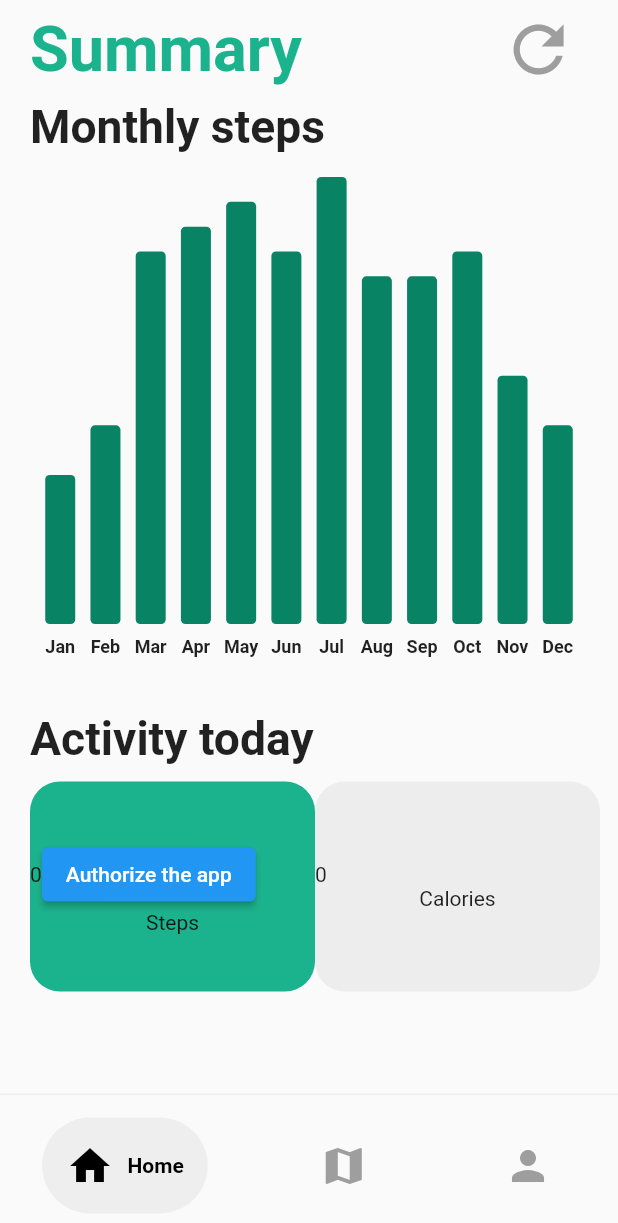
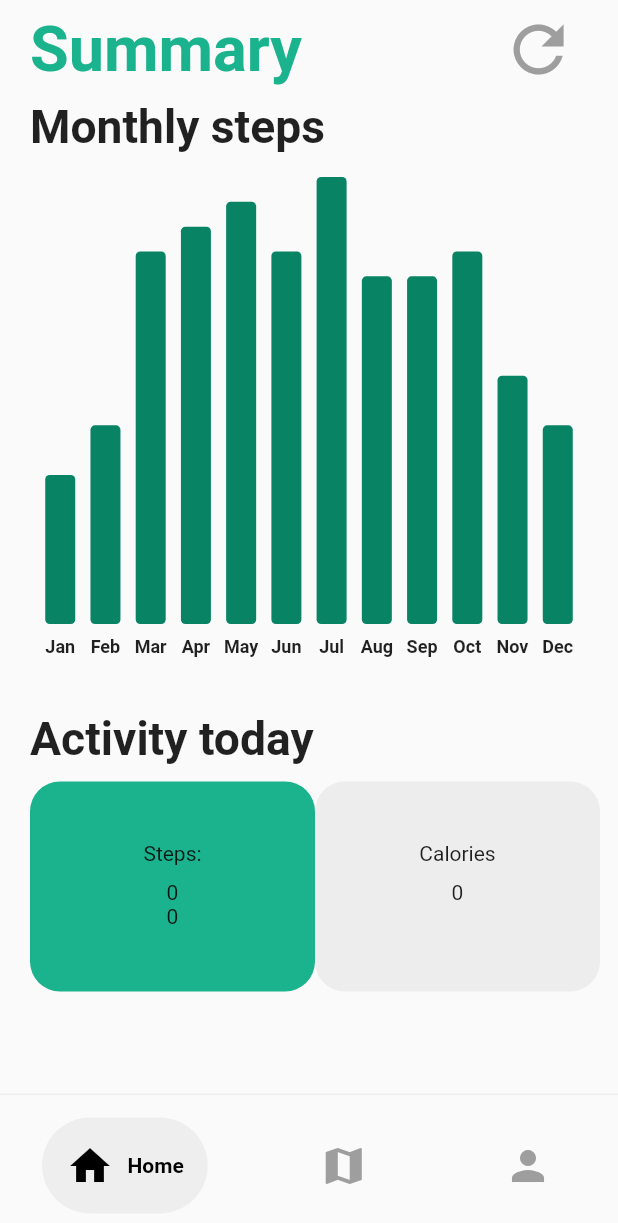
Before and after one commit to MarichenK/Biomedical-Technologies, a Flutter app: the screen it shows after launch, after a tap on the "refresh" icon, on a phone screen of 412 x 824 dp. Shown: the top 1223 px of the screen. Run offline on Flutter 3.47's test engine with Material 2 defaults, Android fonts, the phone set to English and light mode, and no system bars; drawn by our look-alikes of fl_chart, google_nav_bar; our stand-ins replace dio, floor, flutter_login, jwt_decoder, shared_preferences, sqflite; accounts and stored records are empty; generated files the repository leaves out were written again; network calls fail.

Commit message:
Fetch_data

```diff
--- a/agri_fit/lib/Database/Steps.dart
+++ b/agri_fit/lib/Database/Steps.dart
@@ -4,12 +4,6 @@ import 'package:agri_fit/Database/Todo.dart';
 import 'package:floor/floor.dart';
 import 'package:intl/intl.dart';
 
-/*@Entity(
-  foreignKeys:[ForeignKey(
-    childColumns: ['name'],
-    parentColumns: ['id'],
-    entity: Todo)]
-)*/
 @entity
 class Steps {
   //@PrimaryKey(autoGenerate: true)
@@ -42,10 +36,31 @@ class Callories {
 
   Callories.fromJson(String date, Map<String, dynamic> json) :
     dateTime = DateFormat('yyyy-MM-dd HH:mm:ss').parse('$date ${json["time"]}'),
-    cals = int.parse(json["value"]);
+    cals = int.parse(json["value"]){
+      print(date);
+    }
 
   @override
   String toString() {
     return 'Callories(time: $dateTime, value: $cals)';
   }
 }
+
+@entity
+class StepsWeek {
+  final int step;
+  final DateTime startTime;
+  final DateTime endTime;
+
+  StepsWeek({required this.startTime, required this.endTime, required this.step});
+
+  StepsWeek.fromJson(String date1, String date2, Map<String, dynamic> json) :
+    startTime = DateFormat('yyyy-MM-dd HH:mm:ss').parse('$date1 ${json["date"]}'),
+    endTime = DateFormat('yyyy-MM-dd HH:mm:ss').parse('$date2 ${json["date"]}'),
+    step = int.parse(json["value"]);
+
+  @override
+  String toString() {
+    return 'Steps per week(start_date: $startTime, endDate: $endTime, value: $step)';
+  }
+}
--- a/agri_fit/lib/screens/homePage.dart
+++ b/agri_fit/lib/screens/homePage.dart
@@ -95,7 +95,14 @@ class _HomePageState extends State<HomePage> {
                   icon: const Icon(Icons.refresh,),
                   splashRadius: 32,
                   splashColor: Color.fromARGB(255, 237, 237, 237),
-                  onPressed: () {},
+                  onPressed: () async {
+                    final result = await _authorize();
+                    final message =
+                      result == 200? 'Request successful' : 'Request failed';
+                    ScaffoldMessenger.of(context)
+                      ..removeCurrentSnackBar()
+                      ..showSnackBar(SnackBar(content: Text(message)));
+                  },
                 )
               ],
             ),
@@ -145,41 +152,32 @@ class _HomePageState extends State<HomePage> {
                           borderRadius: BorderRadius.circular(20),
                           color: Color.fromARGB(255, 27, 179, 141)),
 
-                        child: Column(
-                          mainAxisAlignment: MainAxisAlignment.center,
+                        child:
+                            Center(child: Column (
+                              children: [
+                                SizedBox(height: 40,),
+                                Text('Steps:'),
+                                SizedBox(height: 10,),
 
-                          children: [
-                            Center(child: Row(
-                              children: [
-                                Center(child:
                                   FutureBuilder<List<Steps>?>(
                                     future: _requestStepsToday(),
                                     builder: (BuildContext context, AsyncSnapshot<List<Steps>?> snapshot) {
+                                    //print(snapshot);
+                                    if (snapshot.hasData) {
+                                      return Text(snapshot.data!.map((e) => e.step).reduce((a, b) => a + b).toString());
+                                    } else {
+                                      return Text("Cannot collect"); }
+                                    },),
+                                    FutureBuilder<List<StepsWeek>?>(
+                                    future: _requestStepsWeek1(),
+                                    builder: (BuildContext context, AsyncSnapshot<List<StepsWeek>?> snapshot) {
                                     print(snapshot);
                                     if (snapshot.hasData) {
                                       return Text(snapshot.data!.map((e) => e.step).reduce((a, b) => a + b).toString());
                                     } else {
-                                      return Text("NO"); }
+                                      return Text("Cannot collect"); }
                                     },)
-                                ),
-
-                    ElevatedButton(onPressed: () async {
-                  final result = await _authorize();
-                  final message =
-                      result == 200 ? 'Request successful' : 'Request failed';
-                  ScaffoldMessenger.of(context)
-                    ..removeCurrentSnackBar()
-                    ..showSnackBar(SnackBar(content: Text(message)));
-                },
-                child: Text('Authorize the app')),
-                  ],
-                ),
-
-
-
-                                ),
-                            Text('Steps'),
-                          ],
+                          ],)
                         ),
                       ),
 
@@ -189,13 +187,11 @@ class _HomePageState extends State<HomePage> {
                         decoration: BoxDecoration(
                           borderRadius: BorderRadius.circular(20),
                           color: Color.fromARGB(255, 237, 237, 237)),
-                        child: Column(
-                          mainAxisAlignment: MainAxisAlignment.center,
-
+                        child:Center(child: Column(
                           children: [
-                            Center(child: Row(
-                  children: [
-                    Center(child:
+                            SizedBox(height: 40,),
+                            Text('Calories'),
+                            SizedBox(height: 10,),
                       FutureBuilder<List<Callories>?>(
                         future: _requestCalsToday(),
                         builder: (BuildContext context, AsyncSnapshot<List<Callories>?> snapshot) {
@@ -203,26 +199,20 @@ class _HomePageState extends State<HomePage> {
                           if (snapshot.hasData) {
                             return Text(snapshot.data!.map((e) => e.cals).reduce((a, b) => a + b).toString());
                           } else {
-                            return Text("NO");
+                            return Text("Cannot collect");
                           }
                   },
-              ))]),
+              ),]),
                               ),
-
-
-
-                            Text('Calories'),
-                          ],
-                        ),
-                      ),
+                  )
                     ],
                   ),
                 ]),
             ),
-          ],
-        ),
-      ),
-    );
+          ]))
+        );
+
+
   }
 
   Future<List<Steps>?> _requestStepsToday() async {
@@ -249,7 +239,7 @@ class _HomePageState extends State<HomePage> {
     }//if
 
     //Create the (representative) request
-    final String currentDate = DateFormat('yyyy-MM-dd').format(DateTime.now().subtract(Duration(days: 1)));
+    final String currentDate = DateFormat('yyyy-MM-dd').format(DateTime.now().subtract(Duration(days: 4)));
     final url = Impact.baseUrl + Impact.stepsEndpoint + Impact.patientUsername + '/day/$currentDate/';
     final headers = {HttpHeaders.authorizationHeader: 'Bearer $access'};
 
@@ -275,6 +265,67 @@ class _HomePageState extends State<HomePage> {
     return result;
 
   } //_requestData
+
+  Future<List<StepsWeek>?> _requestStepsWeek1() async{
+    List<StepsWeek>? result;
+
+    String? access;
+
+    final sp = await SharedPreferences.getInstance();
+    access = sp.getString('access');
+
+    //easier to see where the eventual error is
+    if (access == null) {
+      return [
+        StepsWeek(startTime: DateTime.now(), endTime: DateTime.now(), step: 0),
+      ];
+    }
+
+    if (JwtDecoder.isExpired(access)){
+      await _refreshTokens();
+      access = sp.getString('access');
+    }
+
+    final String startDate = DateFormat('yyyy-MM-dd').format(DateTime.now().subtract(Duration(days: 8)));
+    final String endDate = DateFormat('yyyy-MM-dd').format(DateTime.now().subtract(Duration(days: 4)));
+    final url = Impact.baseUrl + Impact.stepsEndpoint + Impact.patientUsername + '/daterange/start_date/$startDate/end_date/$endDate/';
+    final headers = {HttpHeaders.authorizationHeader: 'Bearer $access'};
+
+    print('Calling: $url');
+    final response = await http.get(Uri.parse(url), headers: headers);
+
+    if (response.statusCode == 200) {
+      final decodedResponse = jsonDecode(response.body);
+      result = [];
+      print(decodedResponse['data'].length);
+      print(decodedResponse[0]['date'][0]);
+      //spør Roro
+      //antall dataset: 5
+      //innenfor hvert sett er det mange datoer og verdier
+      print('Hello Clara');
+      for (var i = 0; i < decodedResponse['data'].length; i++){ //i fra 0 til 4
+        String sDate = decodedResponse[0]['date'];
+        String eDate = decodedResponse[-1]['date'];
+        print(sDate);
+        for (var j = 0; j < decodedResponse['data'][i].length; j++){
+          //String sDate = decodedResponse['data'][i]['date'];
+          //String eDate = decodedResponse['data'][i]['date'];
+          //print(decodedResponse['data']['date']);
+          Map<String, dynamic> json = decodedResponse['data'][i][j]['data'];
+          result.add(StepsWeek.fromJson(sDate, eDate, json));
+        }
+      }
+      //data:
+        //date
+        //data
+          //values
+    } else {
+      result = null;
+    }
+
+    return result;
+
+  }
 
   Future<int> _refreshTokens() async {
 
@@ -345,7 +396,7 @@ class _HomePageState extends State<HomePage> {
     }//if
 
     //Create the (representative) request
-    final String currentDate = DateFormat('yyyy-MM-dd').format(DateTime.now().subtract(Duration(days: 1)));
+    final String currentDate = DateFormat('yyyy-MM-dd').format(DateTime.now().subtract(Duration(days: 6)));
     final url = Impact.baseUrl + Impact.caloriesEndpoint + Impact.patientUsername + '/day/$currentDate/';
     final headers = {HttpHeaders.authorizationHeader: 'Bearer $access'};
 
```
